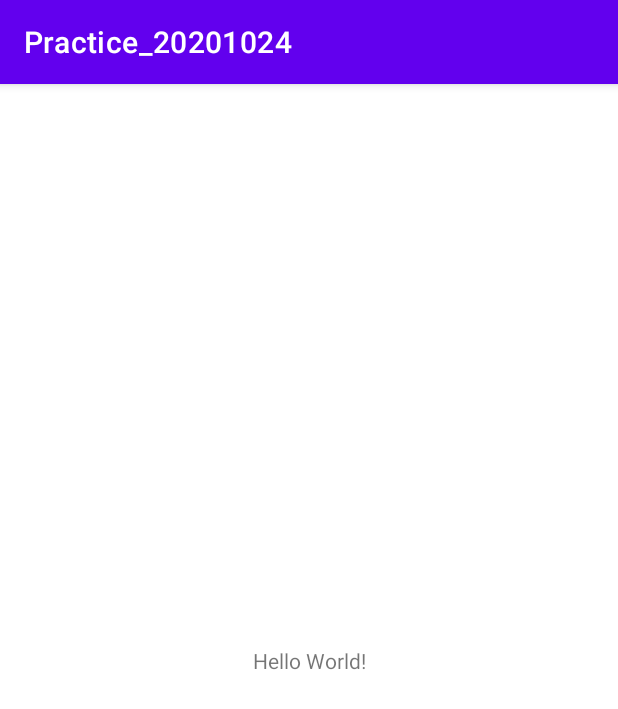
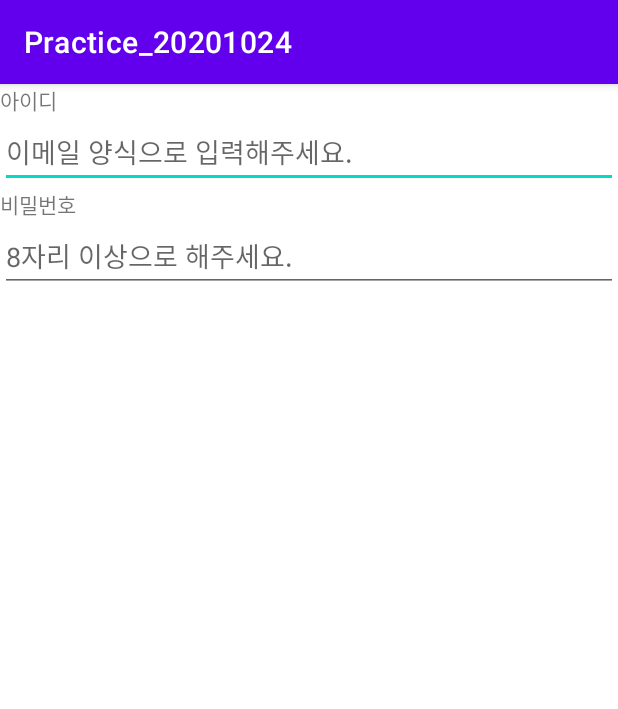
Before and after one commit to KIMHAUN/Practice_20201024, an Android app: the screen it shows after launch (MainActivity), on a phone screen of 412 x 824 dp. Shown: the top 709 px of the screen. Run offline under Robolectric (Android 15) with nearby library versions, the phone set to English and light mode, and no system bars.

Commit message:
EditText 체험중 - hint, input type 속성 체험

```diff
--- a/app/src/main/res/layout/activity_main.xml
+++ b/app/src/main/res/layout/activity_main.xml
@@ -1,18 +1,33 @@
 <?xml version="1.0" encoding="utf-8"?>
-<androidx.constraintlayout.widget.ConstraintLayout xmlns:android="http://schemas.android.com/apk/res/android"
+<LinearLayout xmlns:android="http://schemas.android.com/apk/res/android"
     xmlns:app="http://schemas.android.com/apk/res-auto"
     xmlns:tools="http://schemas.android.com/tools"
     android:layout_width="match_parent"
     android:layout_height="match_parent"
+    android:orientation="vertical"
     tools:context=".MainActivity">
+    <TextView
+        android:layout_width="wrap_content"
+        android:layout_height="wrap_content"
+        android:text="아이디"/>
+    <EditText
+        android:layout_width="match_parent"
+        android:layout_height="wrap_content"
+        android:hint="이메일 양식으로 입력해주세요."
+        android:inputType="textEmailAddress"/>
 
     <TextView
         android:layout_width="wrap_content"
         android:layout_height="wrap_content"
-        android:text="Hello World!"
-        app:layout_constraintBottom_toBottomOf="parent"
-        app:layout_constraintLeft_toLeftOf="parent"
-        app:layout_constraintRight_toRightOf="parent"
-        app:layout_constraintTop_toTopOf="parent" />
+        android:text="비밀번호"
 
-</androidx.constraintlayout.widget.ConstraintLayout>
+        />
+    <EditText
+        android:layout_width="match_parent"
+        android:layout_height="wrap_content"
+        android:hint="8자리 이상으로 해주세요."
+        android:inputType="textPassword"
+        />
+
+
+</LinearLayout>
```
